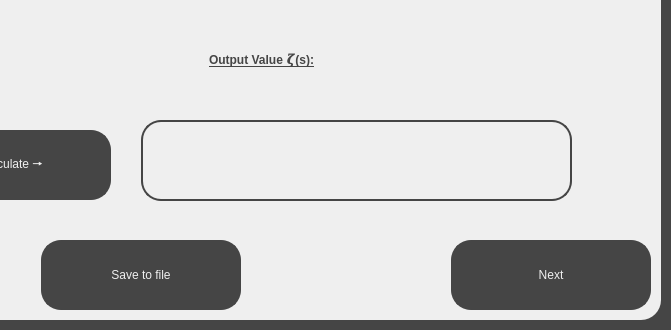
Before: the Qt Designer form src/ui/investigation_screens/single_calculator.ui in jackm245/Riemann-Hypothesis, drawn with Qt 5; both pictures show x 669 to 1340 and y 390 to 720 of the 1340 by 720 pixel window.
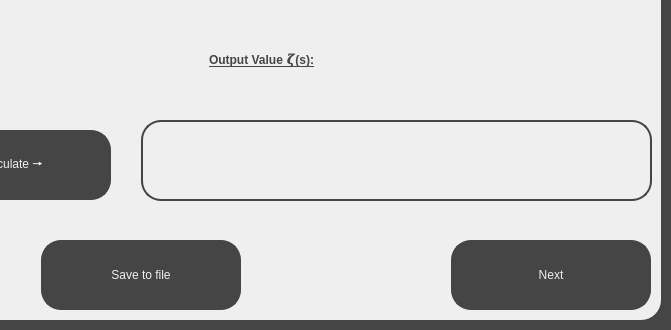
After: the same form once the commit is applied. Icons and pictures are not drawn.

What changed in the file:
```diff
--- a/src/ui/investigation_screens/single_calculator.ui
+++ b/src/ui/investigation_screens/single_calculator.ui
@@ -249,7 +249,7 @@
       <rect>
        <x>800</x>
        <y>340</y>
-       <width>431</width>
+       <width>511</width>
        <height>81</height>
       </rect>
      </property>
```
